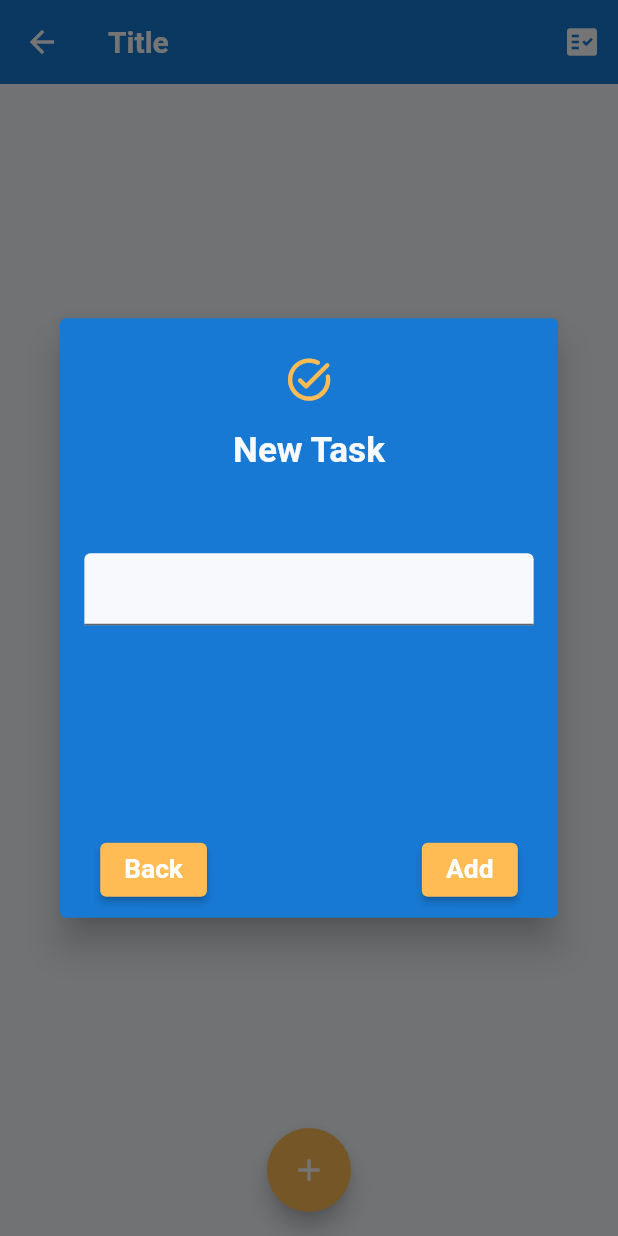
After one commit to kutsaltekbas/mvvm_complete_todo_app, a Flutter app: the TaskView screen opened directly, after a tap on the "add" icon, on a phone screen of 412 x 824 dp. The commit adds this screen. Run offline on Flutter 3.47's test engine with Material 2 defaults, Android fonts, the phone set to English and light mode, and no system bars; our stand-ins replace easy_localization, eva_icons_flutter, flutter_mobx, flutter_screenutil, mobx and 1 more; missing offline and left inert: dart:ffi, kartal; accounts and stored records are empty; generated files the repository leaves out were written again.

Commit message:
task screen template created

```diff
--- a/asset/lang/en-US.json
+++ b/asset/lang/en-US.json
@@ -23,7 +23,11 @@
         "signUp": "Sign Up"
     },
     "task": {
-        "taskListTitle": "Your Tasks"
+        "taskListTitle": "Your Tasks",
+        "taskTitle": "Title"
+    },
+    "taskPage": {
+        "addTastTitle": "New Task"
     },
     "home": {
         "card1": {
--- a/lib/main.dart
+++ b/lib/main.dart
@@ -2,6 +2,7 @@ import 'package:easy_localization/easy_localization.dart';
 import 'package:flutter/material.dart';
 import 'package:flutter_screenutil/flutter_screenutil.dart';
 import 'package:mvvm_complete_todo_app/view/homepage%20screen/view/homepage_view.dart';
+import 'package:mvvm_complete_todo_app/view/task%20list%20screen/view/task_list_view.dart';
 import 'package:provider/provider.dart';
 
 import 'core/constants/app/app_constants.dart';
@@ -10,6 +11,7 @@ import 'core/init/notifier/application_provider.dart';
 import 'view/login screen/view/login_view.dart';
 import 'view/on board screen/view/onboard_view.dart';
 import 'view/splash screen/view/splash_screen_view.dart';
+import 'view/task screen/view/task_view.dart';
 
 Future<void> main() async {
   await _init();
--- a/lib/view/task list screen/viewmodel/task_list_view_model.dart
+++ b/lib/view/task list screen/viewmodel/task_list_view_model.dart
@@ -9,6 +9,7 @@ abstract class _TaskListViewModelBase with Store, BaseViewModel {
 
 @observable
 int dataLength = 50;
+
 
 @observable
 bool isLoading = false;
--- /dev/null
+++ b/lib/view/task screen/view/task_view.dart
@@ -0,0 +1,96 @@
+import 'dart:developer';
+
+import 'package:easy_localization/easy_localization.dart';
+import 'package:flutter/material.dart';
+import 'package:flutter_screenutil/flutter_screenutil.dart';
+import 'package:mvvm_complete_todo_app/core/extension/context_extension.dart';
+import 'package:mvvm_complete_todo_app/core/init/lang/locale_keys.g.dart';
+import '../../../core/base/view/base_view.dart';
+import '../../../core/init/theme/app_theme_light.dart';
+import '../viewmodel/task_view_model.dart';
+import 'package:flutter_mobx/flutter_mobx.dart';
+
+class TaskView extends StatelessWidget {
+  const TaskView({Key? key}) : super(key: key);
+
+  @override
+  Widget build(BuildContext context) {
+    return BaseView<TaskViewModel>(
+      viewModel: TaskViewModel(),
+      onModelReady: (viewmodel) {
+        viewmodel.setContext(context);
+        viewmodel.init();
+      },
+      onPageBuilder: (context, viewmodel) {
+        return Scaffold(
+          resizeToAvoidBottomInset: true,
+          backgroundColor: AppThemeLight.instance.theme.colorScheme.background,
+          appBar: AppBar(
+            backgroundColor: AppThemeLight.instance.theme.colorScheme.primary,
+            elevation: 0,
+            title: Text(
+              LocaleKeys.task_taskTitle.tr(),
+              style: TextStyle(fontWeight: FontWeight.bold),
+            ),
+            actions: [
+              IconButton(onPressed: () {}, icon: Icon(Icons.fact_check))
+              // Container(
+              //   padding: context.paddingLow,
+              //   width: context.width * 0.7,
+              //   height: 200.h,
+              //   child: TextField(
+              //     controller: viewmodel.titleController,
+              //     decoration: InputDecoration(
+              //         filled: true,
+              //         fillColor:
+              //             AppThemeLight.instance.theme.colorScheme.surface,
+              //         border: OutlineInputBorder(
+              //             borderSide: BorderSide.none,
+              //             borderRadius: BorderRadius.circular(10))),
+              //   ),
+              // )
+            ],
+          ),
+          floatingActionButtonLocation:
+              FloatingActionButtonLocation.centerFloat,
+          floatingActionButton: FloatingActionButton(
+            onPressed: viewmodel.addTask,
+            backgroundColor:
+                AppThemeLight.instance.theme.colorScheme.primaryContainer,
+            child: Icon(Icons.add),
+          ),
+          body: Observer(builder: (_) {
+            inspect(viewmodel.checkboxValueList);
+            return ListView.builder(
+                itemCount: viewmodel.checkboxValueList.length,
+                itemBuilder: ((context, index) {
+                  return Padding(
+                      padding: context.paddingLow,
+                      child: CheckboxListTile(
+                        shape: RoundedRectangleBorder(
+                            borderRadius: BorderRadius.circular(10)),
+                        title: Text(
+                          viewmodel.taskList[index],
+                          style: TextStyle(
+                              color: AppThemeLight
+                                  .instance.theme.colorScheme.surface),
+                        ),
+                        tileColor:
+                            AppThemeLight.instance.theme.colorScheme.primary,
+                        checkColor:
+                            AppThemeLight.instance.theme.colorScheme.primary,
+                        activeColor:
+                            AppThemeLight.instance.theme.colorScheme.surface,
+                        value: viewmodel.checkboxValueList[index],
+                        onChanged: (bool? value) {
+                          print("onchanged $value");
+                          viewmodel.onCheckboxChanged(index, value!);
+                        },
+                      ));
+                }));
+          }),
+        );
+      },
+    );
+  }
+}
--- /dev/null
+++ b/lib/view/task screen/viewmodel/task_view_model.dart
@@ -0,0 +1,146 @@
+import 'dart:developer';
+import 'dart:ffi';
+
+import 'package:easy_localization/easy_localization.dart';
+import 'package:flutter/material.dart';
+import 'package:flutter_screenutil/flutter_screenutil.dart';
+import 'package:mobx/mobx.dart';
+import 'package:mvvm_complete_todo_app/core/extension/context_extension.dart';
+import 'package:mvvm_complete_todo_app/core/init/lang/locale_keys.g.dart';
+import 'package:mvvm_complete_todo_app/core/init/theme/app_theme_light.dart';
+
+import '../../../core/base/model/base_view_model.dart';
+part 'task_view_model.g.dart';
+
+class TaskViewModel = _TaskViewModelBase with _$TaskViewModel;
+
+abstract class _TaskViewModelBase with Store, BaseViewModel {
+  @observable
+  TextEditingController titleController = TextEditingController();
+  @observable
+  TextEditingController taskController = TextEditingController();
+
+  @observable
+  int listTileLength = 0;
+  @observable
+  bool? checkboxValue = false;
+
+  @observable
+  bool isLoading = false;
+
+  @override
+  void setContext(BuildContext context) => viewModelContext = context;
+  @override
+  void init() {}
+  @action
+  Future<void> addTaskToList() async {
+    taskList.add(taskController.text);
+    listTileLength = taskList.length;
+    checkboxValueList.add(false);
+    Navigator.pop(viewModelContext);
+  }
+
+  @action
+  void changeIsLoading() {
+    isLoading = !isLoading;
+  }
+
+  @observable
+  List<String> taskList = [];
+
+  @action
+  void addTask() {
+    showDialog(
+        barrierDismissible: false,
+        context: viewModelContext,
+        builder: (viewModelContext) {
+          return AlertDialog(
+            actionsOverflowAlignment: OverflowBarAlignment.center,
+            actionsOverflowDirection: VerticalDirection.up,
+            actions: [
+              Row(
+                mainAxisAlignment: MainAxisAlignment.spaceEvenly,
+                children: [
+                  ElevatedButton(
+                      style: ElevatedButton.styleFrom(
+                          backgroundColor: AppThemeLight
+                              .instance.theme.colorScheme.primaryContainer),
+                      onPressed: () {
+                        Navigator.pop(viewModelContext);
+                      },
+                      child: Text(
+                        "Back",
+                        style: TextStyle(
+                            color: Colors.white,
+                            fontSize: 18.sp,
+                            fontWeight: FontWeight.bold),
+                      )),
+                  SizedBox(
+                    width: 100.w,
+                  ),
+                  ElevatedButton(
+                      style: ElevatedButton.styleFrom(
+                          backgroundColor: AppThemeLight
+                              .instance.theme.colorScheme.primaryContainer),
+                      onPressed: addTaskToList,
+                      child: Text(
+                        "Add",
+                        style: TextStyle(
+                            color: Colors.white,
+                            fontSize: 18.sp,
+                            fontWeight: FontWeight.bold),
+                      ))
+                ],
+              ),
+              AnimatedContainer(
+                duration: Duration(milliseconds: 50),
+                width: 500.w,
+                height: viewModelContext.mediaQuery.viewInsets.bottom > 0
+                    ? 150.h
+                    : 200.h,
+                child: Padding(
+                  padding: viewModelContext.paddingLow,
+                  child: TextField(
+                    controller: taskController,
+                    decoration: InputDecoration(
+                        filled: true,
+                        fillColor: AppThemeLight
+                            .instance.theme.colorScheme.background),
+                  ),
+                ),
+              ),
+              SizedBox(height: 20.h),
+            ],
+            elevation: 10,
+            backgroundColor: AppThemeLight.instance.theme.colorScheme.primary,
+            icon: Icon(
+              Icons.task_alt_rounded,
+              size: 32.w,
+              color: AppThemeLight.instance.theme.colorScheme.primaryContainer,
+            ),
+            title: Text(
+              LocaleKeys.taskPage_addTastTitle.tr(),
+              style: TextStyle(
+                  fontSize: 24.sp,
+                  fontWeight: FontWeight.bold,
+                  color: AppThemeLight.instance.theme.colorScheme.background),
+            ),
+          );
+        });
+  }
+
+  @observable
+  ObservableList<bool> checkboxValueList = ObservableList.of([]);
+
+  @action
+  void onCheckboxChanged(int index, bool value) {
+    checkboxValueList[index] = value;
+    checkboxValueList = checkboxValueList;
+    inspect(checkboxValueList);
+  }
+
+  @action
+  bool checkboxCase(int index) {
+    return checkboxValueList[index];
+  }
+}
```
Also changed, not shown: lib/core/init/lang/locale_keys.g.dart, lib/view/task screen/viewmodel/task_view_model.g.dart (added).
